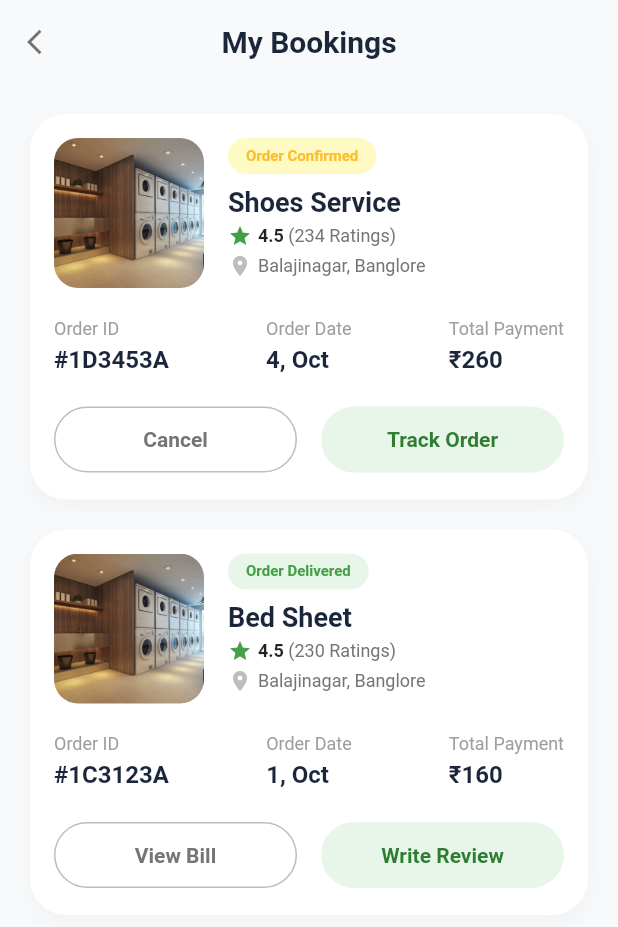
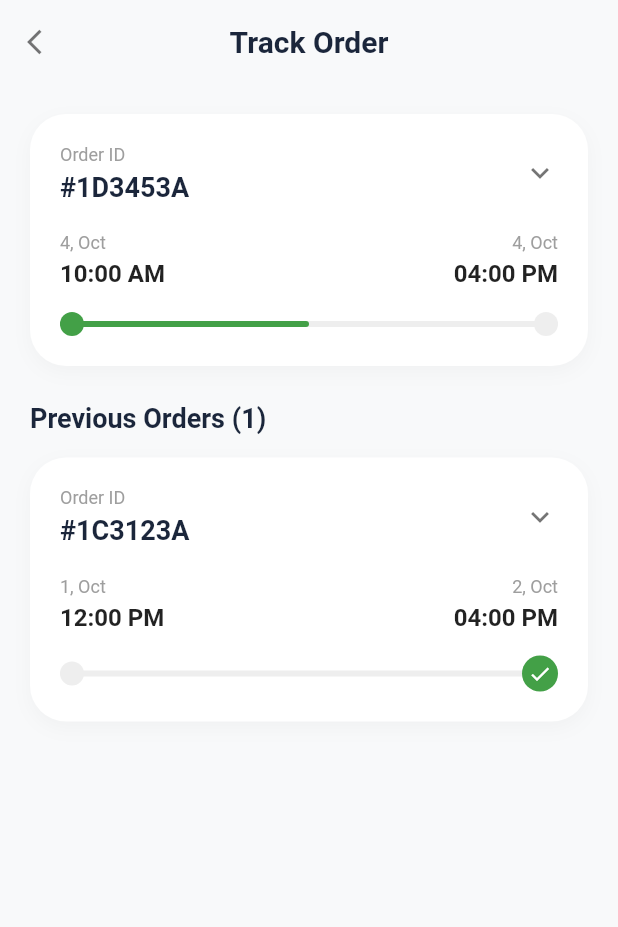
Before and after one commit to gohypedevelopers-stack/cleclo, a Flutter app: the BookingScreen screen opened directly, after a tap on "Track Order", on a phone screen of 412 x 824 dp. Shown: the top 927 px of the screen. Run offline on Flutter 3.47's test engine with Material 3 defaults, Android fonts, the light colour scheme and no system bars; our stand-ins replace go_router, smooth_page_indicator.

Commit message:
feat: Add GoRouter configuration and implement Booking and Track Order screens.

```diff
--- a/lib/features/home/view/booking_screen.dart
+++ b/lib/features/home/view/booking_screen.dart
@@ -51,6 +51,9 @@ class BookingScreen extends StatelessWidget {
             primaryButtonText: 'Track Order',
             secondaryButtonText: 'Cancel',
             isPrimaryButtonGreen: true,
+            onPrimaryTap: () {
+              context.push(RouteConstants.trackOrderScreen);
+            },
           ),
           const SizedBox(height: 20),
           _buildBookingCard(
--- /dev/null
+++ b/lib/features/home/view/track_order_screen.dart
@@ -0,0 +1,216 @@
+import 'package:cleclo/utils/theme/colors.dart';
+import 'package:flutter/material.dart';
+import 'package:go_router/go_router.dart';
+
+class TrackOrderScreen extends StatelessWidget {
+  const TrackOrderScreen({super.key});
+
+  @override
+  Widget build(BuildContext context) {
+    return Scaffold(
+      backgroundColor: const Color(0xFFF8F9FA),
+      appBar: AppBar(
+        backgroundColor: const Color(0xFFF8F9FA),
+        elevation: 0,
+        leading: IconButton(
+          icon: const Icon(Icons.arrow_back_ios, color: Colors.black54, size: 20),
+          onPressed: () => context.pop(),
+        ),
+        centerTitle: true,
+        title: const Text(
+          'Track Order',
+          style: TextStyle(
+            color: Color(0xFF1B263B),
+            fontSize: 20,
+            fontWeight: FontWeight.bold,
+          ),
+        ),
+      ),
+      body: ListView(
+        padding: const EdgeInsets.all(20),
+        children: [
+          _buildOrderCard(
+            orderId: '#1D3453A',
+            startDate: '4, Oct',
+            startTime: '10:00 AM',
+            endDate: '4, Oct',
+            endTime: '04:00 PM',
+            progress: 0.5, // 50%
+            isCompleted: false,
+          ),
+          const SizedBox(height: 24),
+          const Text(
+            'Previous Orders (1)',
+            style: TextStyle(
+              fontSize: 18,
+              fontWeight: FontWeight.bold,
+              color: Color(0xFF1B263B),
+            ),
+          ),
+          const SizedBox(height: 16),
+          _buildOrderCard(
+            orderId: '#1C3123A',
+            startDate: '1, Oct',
+            startTime: '12:00 PM',
+            endDate: '2, Oct',
+            endTime: '04:00 PM',
+            progress: 1.0,
+            isCompleted: true, // Shows checkmark
+          ),
+        ],
+      ),
+    );
+  }
+
+  Widget _buildOrderCard({
+    required String orderId,
+    required String startDate,
+    required String startTime,
+    required String endDate,
+    required String endTime,
+    required double progress,
+    required bool isCompleted,
+  }) {
+    return Container(
+      padding: const EdgeInsets.all(20),
+      decoration: BoxDecoration(
+        color: Colors.white,
+        borderRadius: BorderRadius.circular(24),
+        boxShadow: [
+          BoxShadow(
+            color: Colors.black.withOpacity(0.03),
+            blurRadius: 10,
+            offset: const Offset(0, 4),
+          ),
+        ],
+      ),
+      child: Column(
+        crossAxisAlignment: CrossAxisAlignment.start,
+        children: [
+          Row(
+            mainAxisAlignment: MainAxisAlignment.spaceBetween,
+            children: [
+              Column(
+                crossAxisAlignment: CrossAxisAlignment.start,
+                children: [
+                  Text(
+                    'Order ID',
+                    style: TextStyle(
+                      color: Colors.grey.shade500,
+                      fontSize: 12,
+                    ),
+                  ),
+                  const SizedBox(height: 4),
+                  Text(
+                    orderId,
+                    style: const TextStyle(
+                      fontSize: 18,
+                      fontWeight: FontWeight.bold,
+                      color: Color(0xFF1B263B),
+                    ),
+                  ),
+                ],
+              ),
+              const Icon(Icons.keyboard_arrow_down, color: Colors.black54),
+            ],
+          ),
+          const SizedBox(height: 20),
+          Row(
+            mainAxisAlignment: MainAxisAlignment.spaceBetween,
+            children: [
+              Text(
+                startDate,
+                style: TextStyle(color: Colors.grey.shade500, fontSize: 12),
+              ),
+              Text(
+                endDate,
+                style: TextStyle(color: Colors.grey.shade500, fontSize: 12),
+              ),
+            ],
+          ),
+          const SizedBox(height: 4),
+          Row(
+            mainAxisAlignment: MainAxisAlignment.spaceBetween,
+            children: [
+              Text(
+                startTime,
+                style: const TextStyle(fontWeight: FontWeight.bold, fontSize: 16),
+              ),
+              Text(
+                endTime,
+                style: const TextStyle(fontWeight: FontWeight.bold, fontSize: 16),
+              ),
+            ],
+          ),
+          const SizedBox(height: 16),
+          // Progress Bar
+          LayoutBuilder(
+            builder: (context, constraints) {
+              return Stack(
+                alignment: Alignment.centerLeft,
+                children: [
+                  // Background Line
+                  Container(
+                    width: double.infinity,
+                    height: 4,
+                    decoration: BoxDecoration(
+                      color: Colors.grey.shade200,
+                      borderRadius: BorderRadius.circular(2),
+                    ),
+                  ),
+                  // Progress Line (Only if not completed style, match image exactly)
+                  // Image 1: Green line part way. Image 2: Grey full line.
+                  if (!isCompleted)
+                    Container(
+                      width: constraints.maxWidth * progress,
+                      height: 4,
+                      decoration: BoxDecoration(
+                        color: const Color(0xFF43A047),
+                        borderRadius: BorderRadius.circular(2),
+                      ),
+                    ),
+
+                  // Indicators
+                  Row(
+                    mainAxisAlignment: MainAxisAlignment.spaceBetween,
+                    children: [
+                      // Start Dot
+                      Container(
+                        width: 16,
+                        height: 16,
+                        decoration: BoxDecoration(
+                          color: isCompleted ? Colors.grey.shade200 : const Color(0xFF43A047),
+                          shape: BoxShape.circle,
+                        ),
+                      ),
+                      // End Dot (Checkmark or Grey)
+                      if (isCompleted)
+                         Container(
+                          width: 24,
+                          height: 24,
+                          decoration: const BoxDecoration(
+                            color: Color(0xFF43A047),
+                            shape: BoxShape.circle,
+                          ),
+                          child: const Icon(Icons.check, color: Colors.white, size: 16),
+                        )
+                      else
+                        Container(
+                          width: 16,
+                          height: 16,
+                          decoration: BoxDecoration(
+                            color: Colors.grey.shade200,
+                            shape: BoxShape.circle,
+                          ),
+                        ),
+                    ],
+                  ),
+                ],
+              );
+            },
+          ),
+        ],
+      ),
+    );
+  }
+}
--- a/lib/routes/route_config.dart
+++ b/lib/routes/route_config.dart
@@ -7,6 +7,7 @@ import 'package:cleclo/features/location/view/enable_location_screen.dart';
 import 'package:cleclo/features/home/view/bottom_nav_bar.dart';
 import 'package:cleclo/features/onboarding/view/onboarding_screen.dart';
 import 'package:cleclo/features/home/view/write_review_screen.dart';
+import 'package:cleclo/features/home/view/track_order_screen.dart';
 import 'package:cleclo/routes/route_constants.dart';
 import 'package:flutter/material.dart';
 import 'package:go_router/go_router.dart';
@@ -60,6 +61,11 @@ final GoRouter appRouter = GoRouter(
       name: RouteConstants.writeReviewScreen,
       builder: (context, state) => const WriteReviewScreen(),
     ),
+    GoRoute(
+      path: RouteConstants.trackOrderScreen,
+      name: RouteConstants.trackOrderScreen,
+      builder: (context, state) => const TrackOrderScreen(),
+    ),
   ],
   errorBuilder: (context, state) => Scaffold(
     body: Center(child: Text('404: Page not found (${state.uri.path})')),
--- a/lib/routes/route_constants.dart
+++ b/lib/routes/route_constants.dart
@@ -9,4 +9,5 @@ class RouteConstants {
   static const bottomNavBarScreen = "/bottom-nav-bar";
   static const bookServiceScreen = "/book-service";
   static const writeReviewScreen = "/write-review";
+  static const trackOrderScreen = "/track-order";
 }
```
